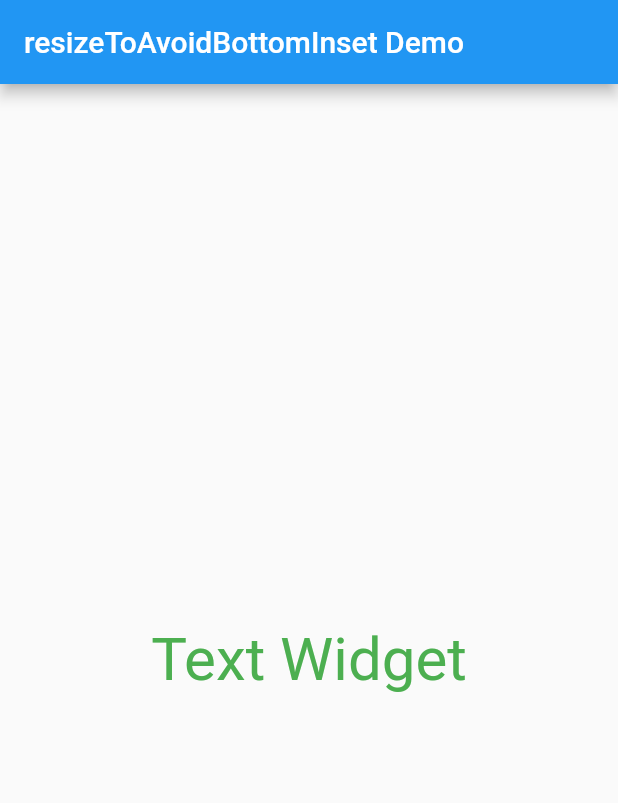
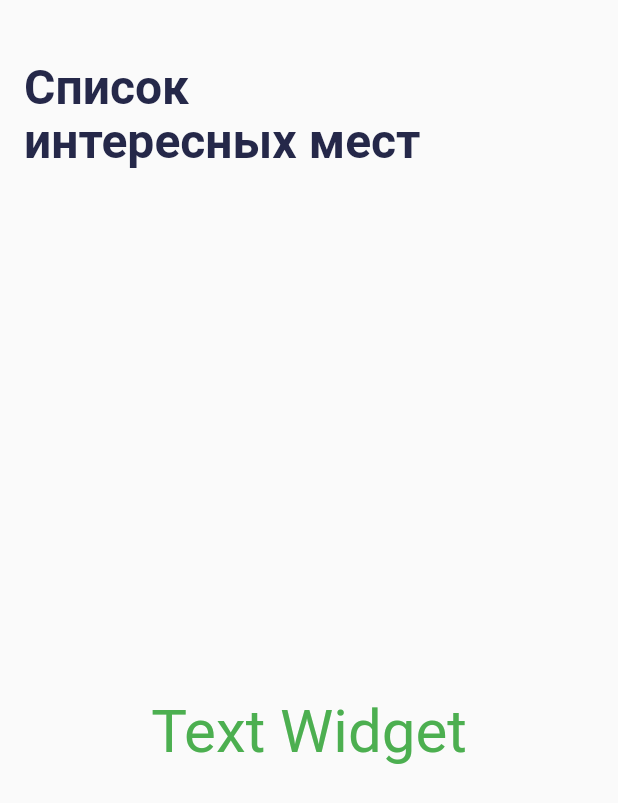
Before and after one commit to den11krs/places, a Flutter app: the screen it shows after launch, on a phone screen of 412 x 824 dp. Shown: the top 803 px of the screen. Run offline on Flutter 3.47's test engine with Material 2 defaults, Android fonts, the light colour scheme and no system bars.

Commit message:
Do part 1 of 4-4-homework

```diff
--- a/lib/main.dart
+++ b/lib/main.dart
@@ -5,8 +5,15 @@ void main() {
   runApp(const App());
 }
 
-class AppStrings {
+abstract class AppStrings {
   static const appTitle = 'Places';
+}
+
+abstract class AppColors {
+  static const appMainColor = 0xFF252849;
+  static const appSecondaryColor = 0xFF3B3E5B;
+  static const appGreenColor = 0xFF4CAF50;
+  static const appYellowColor = 0xFFFCDD3D;
 }
 
 class App extends StatelessWidget {
@@ -16,9 +23,7 @@ class App extends StatelessWidget {
   Widget build(BuildContext context) {
     return MaterialApp(
       title: AppStrings.appTitle,
-      theme: ThemeData(
-        primarySwatch: Colors.blue,
-      ),
+      theme: ThemeData(fontFamily: 'Roboto'),
       home: const SightListScreen(),
     );
   }
--- a/lib/ui/screen/sight_list_screen.dart
+++ b/lib/ui/screen/sight_list_screen.dart
@@ -1,4 +1,5 @@
 import 'package:flutter/material.dart';
+import 'package:places/main.dart';
 
 class SightListScreen extends StatefulWidget {
   const SightListScreen({Key? key}) : super(key: key);
@@ -12,7 +13,29 @@ class _SightListScreenState extends State<SightListScreen> {
   Widget build(BuildContext context) {
     return Scaffold(
       appBar: AppBar(
-        title: const Text('resizeToAvoidBottomInset Demo'),
+        backgroundColor: Theme.of(context).scaffoldBackgroundColor,
+        toolbarHeight: 152,
+        elevation: 0,
+        title: const SizedBox(
+          width: double.infinity,
+          child: Text(
+            'Список\nинтересных мест',
+            textAlign: TextAlign.left,
+            maxLines: 2,
+            overflow: TextOverflow.ellipsis,
+            style: TextStyle(
+              fontFamily: 'Roboto',
+
+              // According to height property of TextStyle (https://api.flutter.dev/flutter/painting/TextStyle/height.html)
+              // this should give us line-height of 36 => 32 * 1.125 = 36
+              height: 1.125,
+              fontSize: 32,
+              fontWeight: FontWeight.w700,
+
+              color: Color(AppColors.appMainColor),
+            ),
+          ),
+        ),
       ),
       body: Center(
         child: Column(
@@ -22,7 +45,7 @@ class _SightListScreenState extends State<SightListScreen> {
               'Text Widget',
               style: TextStyle(
                 fontSize: 40,
-                color: Colors.green,
+                color: Color(AppColors.appGreenColor),
               ),
             ),
           ],
```
